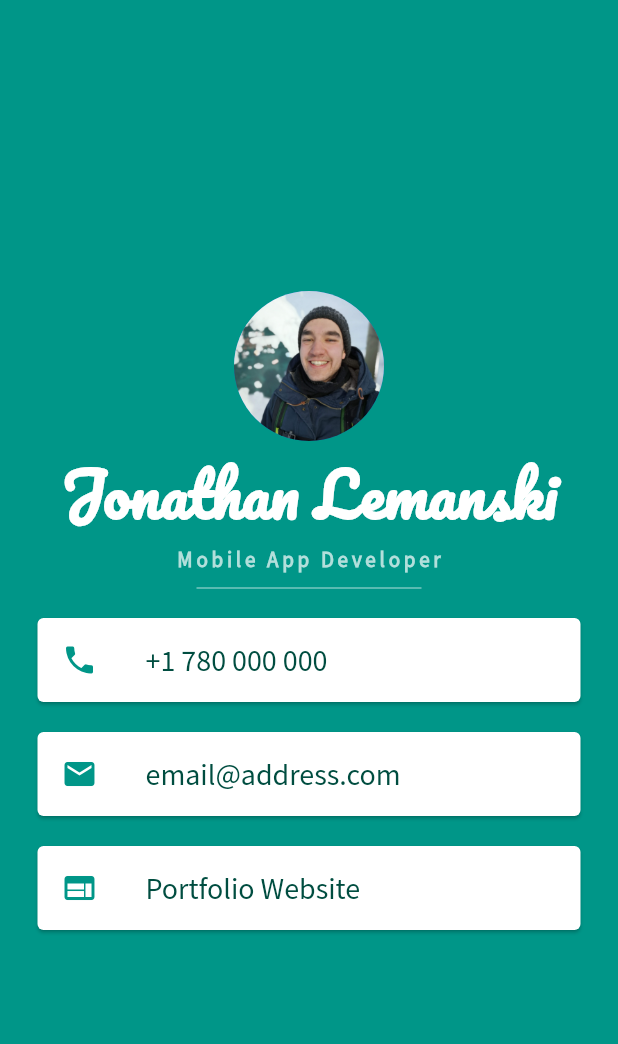
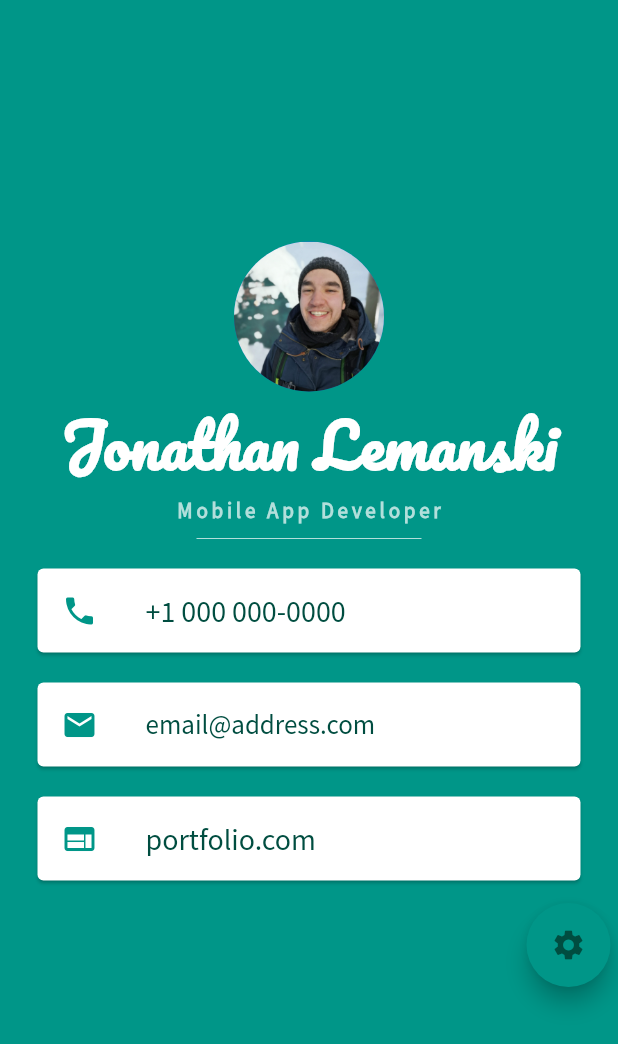
Before and after one commit to jlemanski1/MiCard, a Flutter app: the screen it shows after launch, on a phone screen of 412 x 824 dp. Shown: the top 1044 px of the screen. Run offline on Flutter 3.47's test engine with Material 2 defaults, Android fonts, the phone set to English and light mode, and no system bars.

```diff
--- a/mi_card/lib/main.dart
+++ b/mi_card/lib/main.dart
@@ -4,15 +4,26 @@ void main() {
   runApp(MiCardApp());
 }
 
+class MiCardApp extends StatefulWidget {
+  @override
+  MiCardAppState createState() => MiCardAppState();
+}
 
-class MiCardApp extends StatelessWidget {
+class MiCardAppState extends State<MiCardApp> {
+
+  @override
+  void initState() {
+
+
+    super.initState();
+  }
+
   @override
   Widget build(BuildContext context) {
     return MaterialApp(
       home: Scaffold(
         backgroundColor: Colors.teal,
-        body: SafeArea(
-          child: Column(
+        body: Column(
           mainAxisAlignment: MainAxisAlignment.center,
           children: <Widget>[
             CircleAvatar(
@@ -54,7 +65,7 @@ class MiCardApp extends StatelessWidget {
                   color: Colors.teal,
                 ),
                 title: Text(
-                    '+1 780 000 000',
+                  '+1 000 000-0000',
                   style: TextStyle(
                     fontFamily: 'Source Sans Pro',
                     fontSize: 20.0,
@@ -75,9 +86,10 @@ class MiCardApp extends StatelessWidget {
                   'email@address.com',
                   style: TextStyle(
                     fontFamily: 'Source Sans Pro',
-                      fontSize: 20.0,
+                    fontSize: 18.0,
                     color: Colors.teal[900],
                   ),
+
                 ),
               ),
             ),
@@ -89,7 +101,7 @@ class MiCardApp extends StatelessWidget {
                   color: Colors.teal,
                 ),
                 title: Text(
-                    'Portfolio Website',
+                  'portfolio.com',
                   style: TextStyle(
                     fontFamily: 'Source Sans Pro',
                     fontSize: 20.0,
@@ -98,8 +110,21 @@ class MiCardApp extends StatelessWidget {
                 ),
               ),
             ),
+            Container(
+              padding: EdgeInsets.all(5.0),
+              alignment: Alignment(1.0, 1.0),
+              child: FloatingActionButton(
+                backgroundColor: Colors.teal,
+                child: Icon(
+                  Icons.settings,
+                  color: Colors.teal[900],
+                  ),
+                onPressed: () {
+
+                },
+              ),
+            ),
           ],
-          ),
         ),
       ),
     );
--- a/mi_card/pubspec.yaml
+++ b/mi_card/pubspec.yaml
@@ -9,6 +9,7 @@ environment:
 dependencies:
   flutter:
     sdk: flutter
+  shared_preferences: ^0.5.4+3
 
   # The following adds the Cupertino Icons font to your application.
   # Use with the CupertinoIcons class for iOS style icons.
```
Lines whose indentation alone changed are shown as unchanged.
